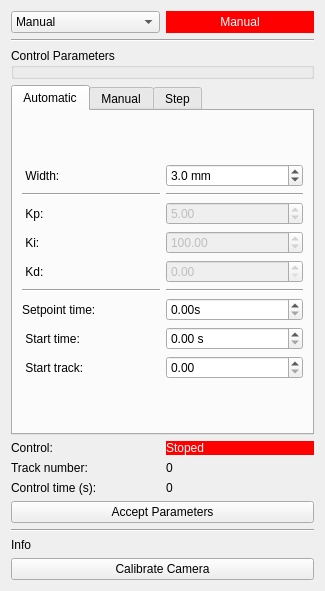
The window that cladplus_control/resources/control.ui (openlmd/cladplus) describes before a commit, drawn with Qt 5.
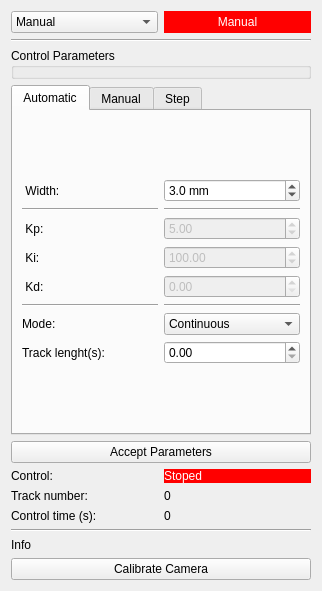
The same window after the commit.

The edit to the form file:
```diff
--- a/cladplus_control/resources/control.ui
+++ b/cladplus_control/resources/control.ui
@@ -6,7 +6,7 @@
    <rect>
     <x>0</x>
     <y>0</y>
-    <width>325</width>
+    <width>322</width>
     <height>591</height>
    </rect>
   </property>
@@ -121,16 +121,6 @@
            </property>
           </widget>
          </item>
-         <item row="7" column="1">
-          <widget class="QDoubleSpinBox" name="sbTimecontrol">
-           <property name="suffix">
-            <string> s</string>
-           </property>
-           <property name="maximum">
-            <double>200.000000000000000</double>
-           </property>
-          </widget>
-         </item>
          <item row="4" column="1">
           <widget class="QDoubleSpinBox" name="sbKd">
            <property name="enabled">
@@ -181,20 +171,13 @@
            </property>
           </widget>
          </item>
-         <item row="7" column="0">
-          <widget class="QLabel" name="lblTime_3">
-           <property name="text">
-            <string> Start time:</string>
-           </property>
-          </widget>
-         </item>
-         <item row="8" column="1">
+         <item row="7" column="1">
           <widget class="QDoubleSpinBox" name="sbTrack"/>
          </item>
-         <item row="8" column="0">
+         <item row="7" column="0">
           <widget class="QLabel" name="lblTrack_2">
            <property name="text">
-            <string> Start track:</string>
+            <string>Track lenght(s):</string>
            </property>
           </widget>
          </item>
@@ -226,23 +209,27 @@
            </property>
           </widget>
          </item>
-         <item row="6" column="1">
-          <widget class="QDoubleSpinBox" name="sbTimereg">
-           <property name="suffix">
-            <string>s</string>
-           </property>
-           <property name="maximum">
-            <double>200.000000000000000</double>
-           </property>
-          </widget>
-         </item>
          <item row="6" column="0">
           <widget class="QLabel" name="lblTime4">
            <property name="text">
-            <string>Setpoint time:</string>
+            <string>Mode:</string>
            </property>
           </widget>
          </item>
+         <item row="6" column="1">
+          <widget class="QComboBox" name="btnAuto">
+           <item>
+            <property name="text">
+             <string>Continuous</string>
+            </property>
+           </item>
+           <item>
+            <property name="text">
+             <string>Tracks</string>
+            </property>
+           </item>
+          </widget>
+         </item>
         </layout>
        </item>
       </layout>
@@ -387,6 +374,13 @@
      </widget>
     </widget>
    </item>
+   <item>
+    <widget class="QPushButton" name="btnControl">
+     <property name="text">
+      <string>Accept Parameters</string>
+     </property>
+    </widget>
+   </item>
    <item>
     <layout class="QGridLayout" name="gridLayout_7">
      <item row="0" column="1">
@@ -440,13 +434,6 @@
      </item>
     </layout>
    </item>
-   <item>
-    <widget class="QPushButton" name="btnControl">
-     <property name="text">
-      <string>Accept Parameters</string>
-     </property>
-    </widget>
-   </item>
    <item>
     <widget class="Line" name="line_3">
      <property name="orientation">
```
Left out of the diff: 16 changed lines with no effect on the pictures.
